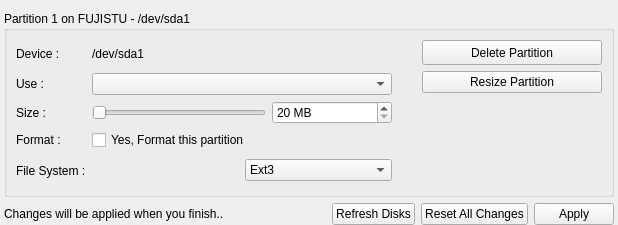
This is yali4/gui/Ui/partedit.ui in dadas45li/yali as Qt 5 draws it before an edit. The edited form follows.
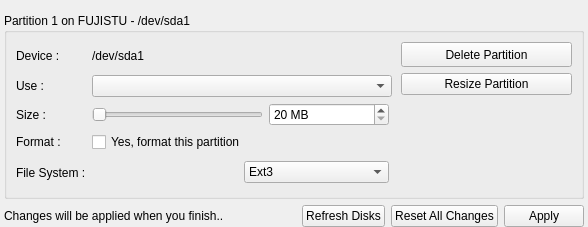
This is the edited form.

Diff of the .ui file:
```diff
--- a/yali4/gui/Ui/partedit.ui
+++ b/yali4/gui/Ui/partedit.ui
@@ -5,8 +5,8 @@
    <rect>
     <x>0</x>
     <y>0</y>
-    <width>618</width>
-    <height>225</height>
+    <width>588</width>
+    <height>227</height>
    </rect>
   </property>
   <property name="windowTitle" >
@@ -25,10 +25,7 @@
    <property name="bottomMargin" >
     <number>0</number>
    </property>
-   <property name="horizontalSpacing" >
-    <number>-1</number>
-   </property>
-   <property name="verticalSpacing" >
+   <property name="spacing" >
     <number>-1</number>
    </property>
    <item row="0" column="0" >
@@ -54,7 +51,7 @@
      </property>
      <property name="minimumSize" >
       <size>
-       <width>610</width>
+       <width>580</width>
        <height>0</height>
       </size>
      </property>
@@ -233,7 +230,7 @@
       <item row="3" column="1" colspan="2" >
        <widget class="QCheckBox" name="formatCheck" >
         <property name="text" >
-         <string>Yes, Format this partition</string>
+         <string>Yes, format this partition</string>
         </property>
        </widget>
       </item>
```
Left out of the diff: 18 changed lines with no effect on the pictures.
